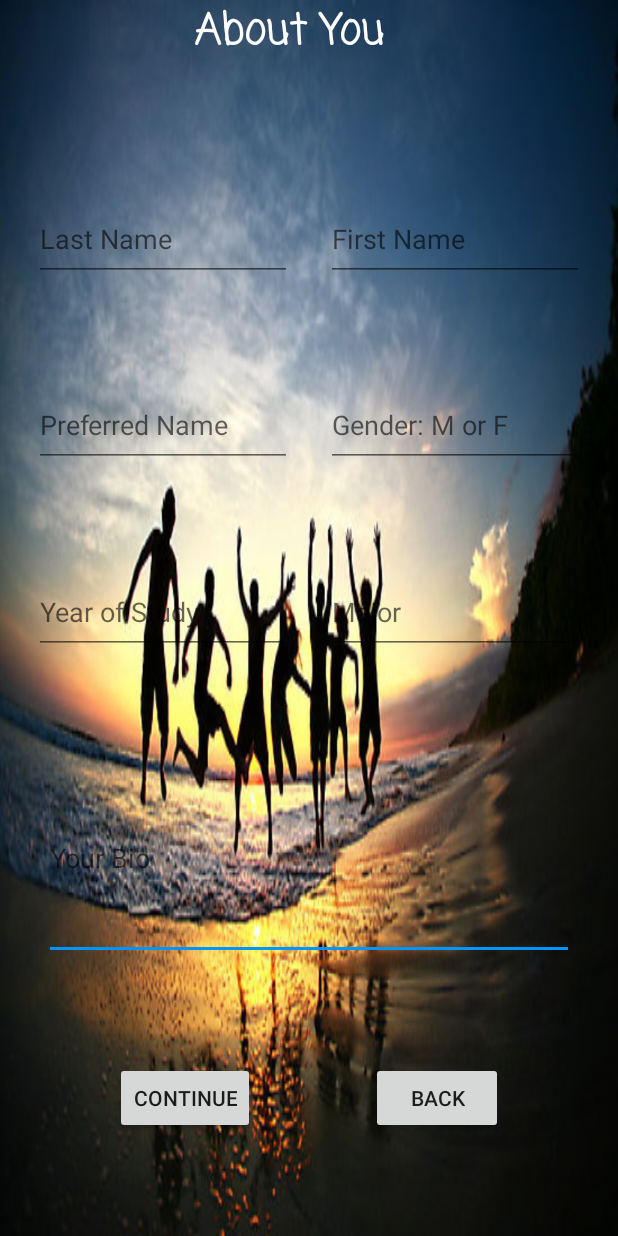
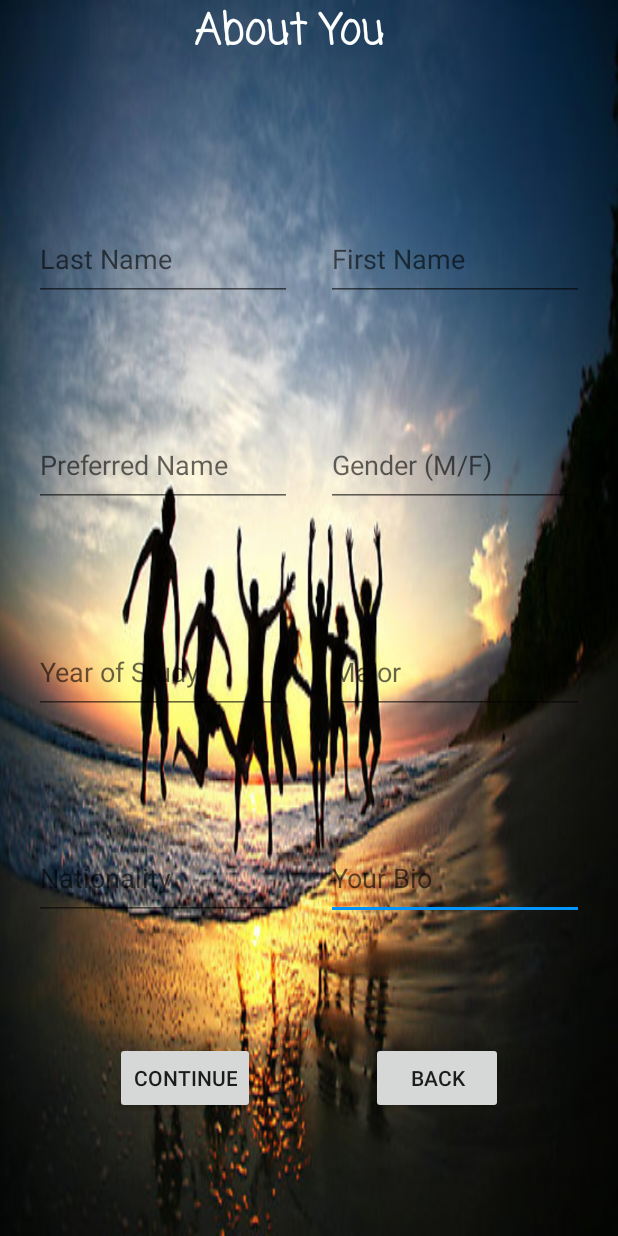
Before and after one commit to chunkitmax/USTinder, an Android app: the AboutActivity screen opened directly, with no data from a screen before it, on a phone screen of 412 x 824 dp. Run offline under Robolectric (Android 15) with nearby library versions, the phone set to English and light mode, and no system bars; our stand-ins replace Firebase (no records; nobody signed in at launch, a user with empty details on screens opened directly).

Commit message:
Add files via upload

```diff
--- a/app/src/main/res/layout/activity_about.xml
+++ b/app/src/main/res/layout/activity_about.xml
@@ -9,16 +9,17 @@
 
     <EditText
         android:id="@+id/_bio"
-        android:layout_width="353dp"
-        android:layout_height="136dp"
+        android:layout_width="172dp"
+        android:layout_height="56dp"
         android:layout_weight="1"
         android:hint="Your Bio"
         android:inputType="text"
+        android:textColor="#FDFEFE"
         app:layout_constraintBottom_toTopOf="@+id/btn_about_sign_out"
         app:layout_constraintEnd_toEndOf="parent"
         app:layout_constraintHorizontal_bias="0.5"
-        app:layout_constraintStart_toStartOf="parent"
-        app:layout_constraintTop_toBottomOf="@+id/_year" />
+        app:layout_constraintStart_toEndOf="@+id/_nationality"
+        app:layout_constraintTop_toBottomOf="@+id/_major" />
 
     <EditText
         android:id="@+id/_prefer"
@@ -27,6 +28,7 @@
         android:layout_weight="1"
         android:hint="Preferred Name"
         android:inputType="textPersonName"
+        android:textColor="#FDFEFE"
         app:layout_constraintBottom_toTopOf="@+id/_year"
         app:layout_constraintEnd_toStartOf="@+id/_gender"
         app:layout_constraintHorizontal_bias="0.5"
@@ -38,8 +40,9 @@
         android:layout_width="172dp"
         android:layout_height="56dp"
         android:layout_weight="1"
-        android:hint="Gender: M or F"
+        android:hint="Gender (M/F)"
         android:inputType="text"
+        android:textColor="#FDFEFE"
         app:layout_constraintBottom_toTopOf="@+id/_major"
         app:layout_constraintEnd_toEndOf="parent"
         app:layout_constraintHorizontal_bias="0.5"
@@ -53,7 +56,8 @@
         android:layout_weight="1"
         android:hint="Year of Study"
         android:inputType="numberDecimal"
-        app:layout_constraintBottom_toTopOf="@+id/_bio"
+        android:textColor="#FDFEFE"
+        app:layout_constraintBottom_toTopOf="@+id/_nationality"
         app:layout_constraintEnd_toStartOf="@+id/_major"
         app:layout_constraintHorizontal_bias="0.5"
         app:layout_constraintStart_toStartOf="parent"
@@ -66,11 +70,26 @@
         android:layout_weight="1"
         android:hint="Major"
         android:inputType="text"
+        android:textColor="#FDFEFE"
         app:layout_constraintBottom_toTopOf="@+id/_bio"
         app:layout_constraintEnd_toEndOf="parent"
         app:layout_constraintHorizontal_bias="0.5"
         app:layout_constraintStart_toEndOf="@+id/_year"
         app:layout_constraintTop_toBottomOf="@+id/_gender" />
+
+    <EditText
+        android:id="@+id/_nationality"
+        android:layout_width="172dp"
+        android:layout_height="56dp"
+        android:layout_weight="1"
+        android:hint="Nationality"
+        android:inputType="text"
+        android:textColor="#FDFEFE"
+        app:layout_constraintBottom_toTopOf="@+id/btn_about_send"
+        app:layout_constraintEnd_toStartOf="@+id/_bio"
+        app:layout_constraintHorizontal_bias="0.5"
+        app:layout_constraintStart_toStartOf="parent"
+        app:layout_constraintTop_toBottomOf="@+id/_year" />
 
     <EditText
         android:id="@+id/_first"
@@ -79,6 +98,7 @@
         android:layout_weight="1"
         android:hint="First Name"
         android:inputType="textPersonName"
+        android:textColor="#FDFEFE"
         app:layout_constraintBottom_toTopOf="@+id/_gender"
         app:layout_constraintEnd_toEndOf="parent"
         app:layout_constraintHorizontal_bias="0.5"
@@ -106,6 +126,7 @@
         android:layout_weight="1"
         android:hint="Last Name"
         android:inputType="textPersonName"
+        android:textColor="#FDFEFE"
         app:layout_constraintBottom_toTopOf="@+id/_prefer"
         app:layout_constraintEnd_toStartOf="@+id/_first"
         app:layout_constraintHorizontal_bias="0.5"
@@ -132,6 +153,6 @@
         app:layout_constraintEnd_toStartOf="@+id/btn_about_sign_out"
         app:layout_constraintHorizontal_bias="0.5"
         app:layout_constraintStart_toStartOf="parent"
-        app:layout_constraintTop_toBottomOf="@+id/_bio" />
+        app:layout_constraintTop_toBottomOf="@+id/_nationality" />
 
 </android.support.constraint.ConstraintLayout>
```
